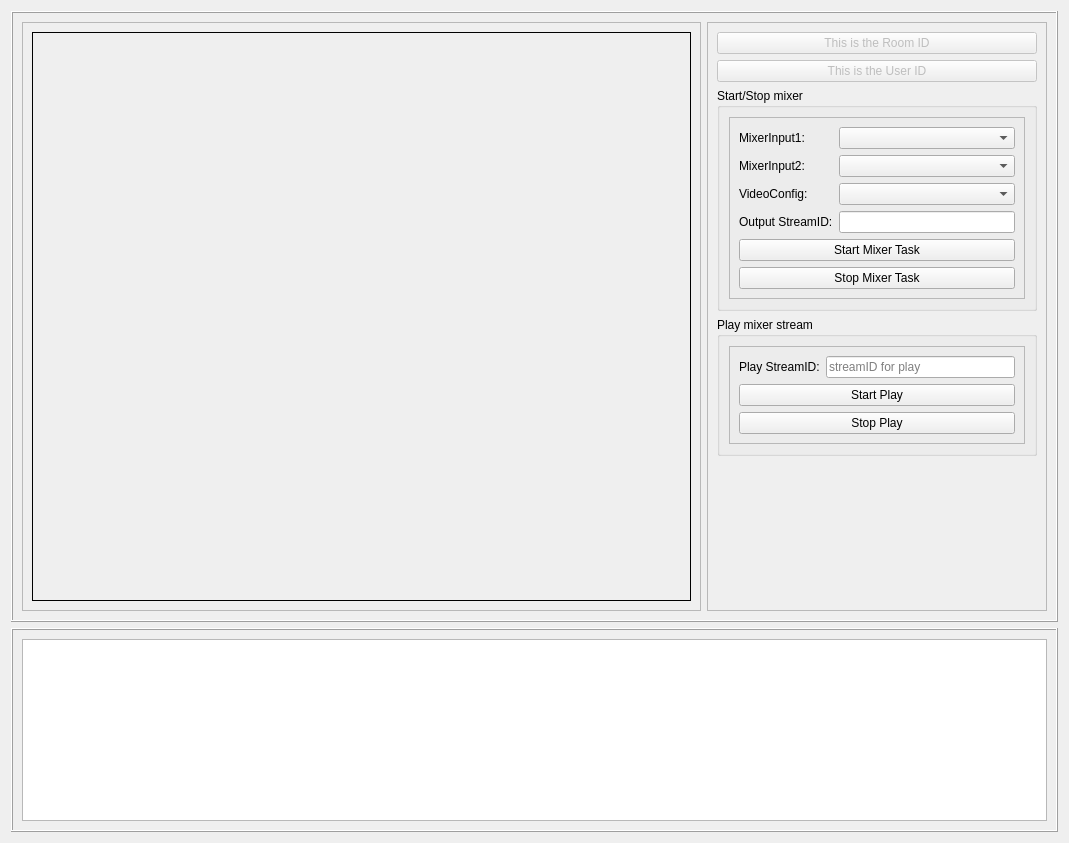
Qt form ZegoExpressTopicsProject/src/Mixer/ZegoMixerDemo.ui (zegoim/zego-express-example-topics-cpp) before a commit.
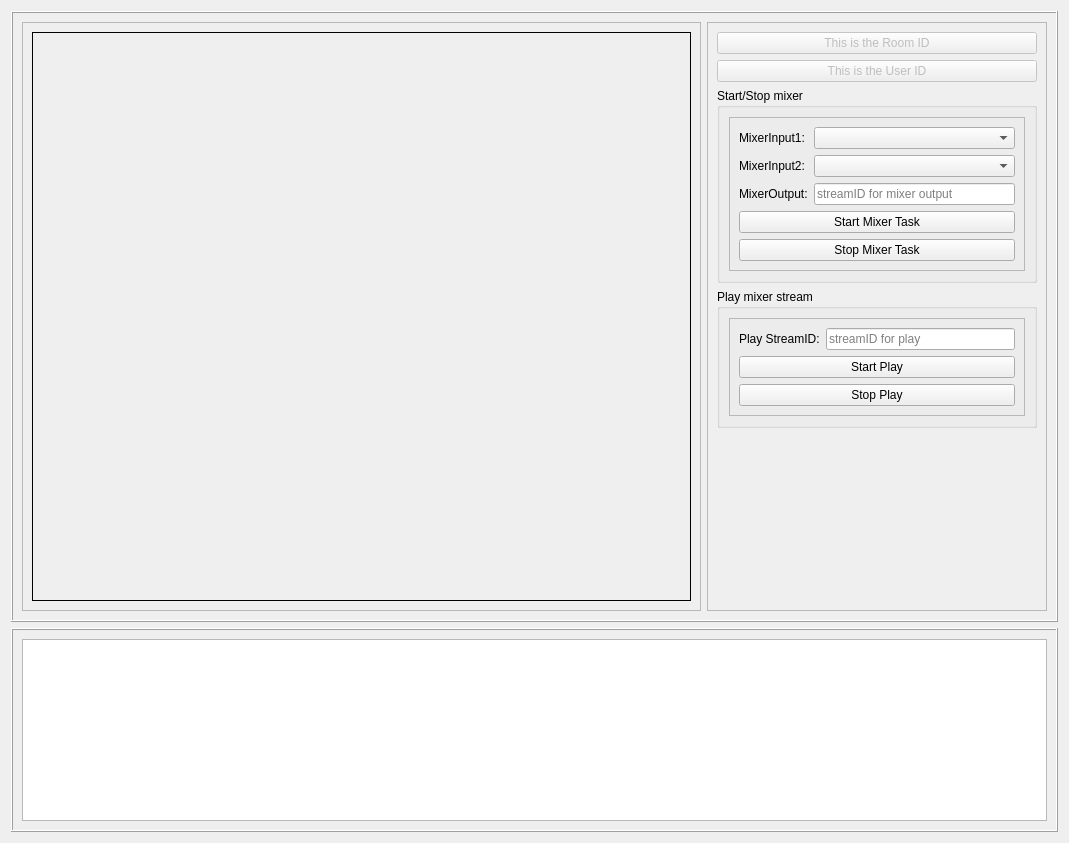
The same form after that commit.

```diff
--- a/ZegoExpressTopicsProject/src/Mixer/ZegoMixerDemo.ui
+++ b/ZegoExpressTopicsProject/src/Mixer/ZegoMixerDemo.ui
@@ -119,39 +119,33 @@
                 <widget class="QComboBox" name="comboBox_input_streamID2"/>
                </item>
                <item row="2" column="0">
-                <widget class="QLabel" name="label_13">
-                 <property name="text">
-                  <string>VideoConfig:</string>
-                 </property>
-                </widget>
-               </item>
-               <item row="2" column="1">
-                <widget class="QComboBox" name="comboBox_mixerVideoConfig"/>
-               </item>
-               <item row="3" column="0">
                 <widget class="QLabel" name="label_10">
                  <property name="text">
-                  <string>Output StreamID:</string>
+                  <string>MixerOutput:</string>
                  </property>
                 </widget>
                </item>
-               <item row="4" column="0" colspan="2">
+               <item row="2" column="1">
+                <widget class="QLineEdit" name="lineEdit_output_streamID">
+                 <property name="placeholderText">
+                  <string>streamID for mixer output</string>
+                 </property>
+                </widget>
+               </item>
+               <item row="3" column="0" colspan="2">
                 <widget class="QPushButton" name="pushButton_start_mixer_task">
                  <property name="text">
                   <string>Start Mixer Task</string>
                  </property>
                 </widget>
                </item>
-               <item row="5" column="0" colspan="2">
+               <item row="4" column="0" colspan="2">
                 <widget class="QPushButton" name="pushButton_stop_mixer_task">
                  <property name="text">
                   <string>Stop Mixer Task</string>
                  </property>
                 </widget>
                </item>
-               <item row="3" column="1">
-                <widget class="QLineEdit" name="lineEdit_output_streamID"/>
-               </item>
               </layout>
              </widget>
             </item>
```
Left out of the diff: 4 changed lines with no effect on the pictures.
